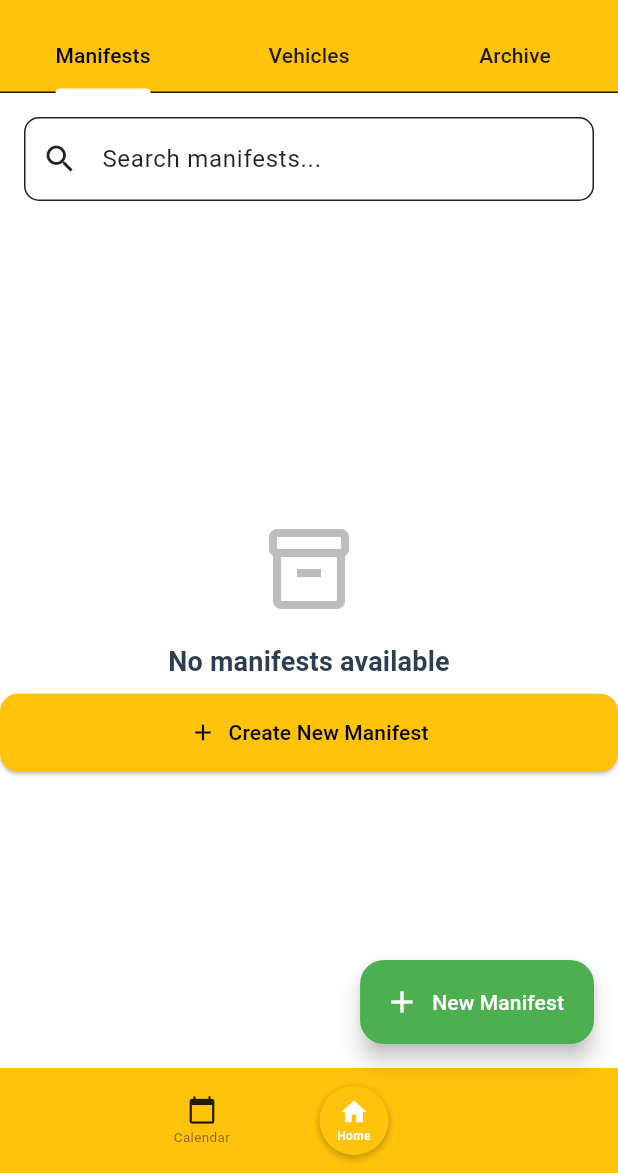
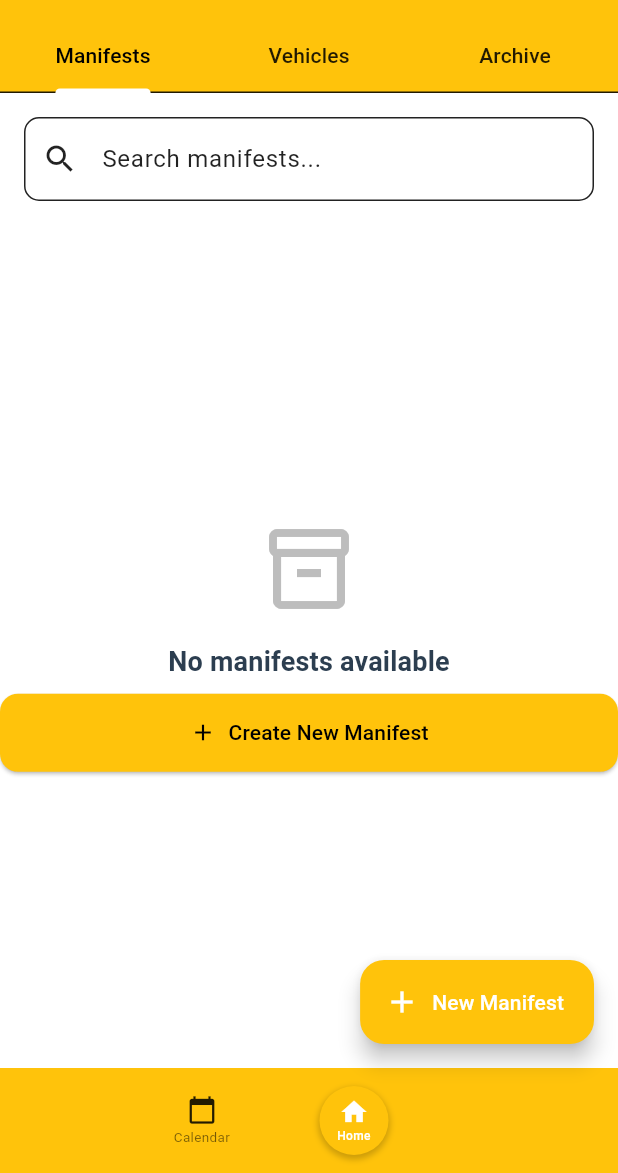
Before and after one commit to HarzaanHussain/cateredtoyou, a Flutter app: the ManifestScreen screen opened by its route, on a phone screen of 412 x 824 dp, the part 63-1236 px from its top. Run offline on Flutter 3.47's test engine with Material 3 defaults, Android fonts, the phone set to English and light mode, and no system bars; our stand-ins replace cloud_firestore, firebase_auth, firebase_core, flutter_local_notifications, flutter_map, flutter_timezone and 6 more; missing offline and left inert: flutter_map_cancellable_tile_provider; accounts and stored records are empty.

Commit message:
New manifest button changed to yellow

```diff
--- a/lib/views/manifest/manifest_screen.dart
+++ b/lib/views/manifest/manifest_screen.dart
@@ -117,7 +117,7 @@ class _ManifestScreenState extends State<ManifestScreen> with SingleTickerProvid
               },
               icon: const Icon(Icons.add),
               label: const Text('New Manifest'),
-              backgroundColor: Colors.green,
+              backgroundColor: Color(0xFFFFC30B), // button same color as theme
             );
           }
         ),
```
